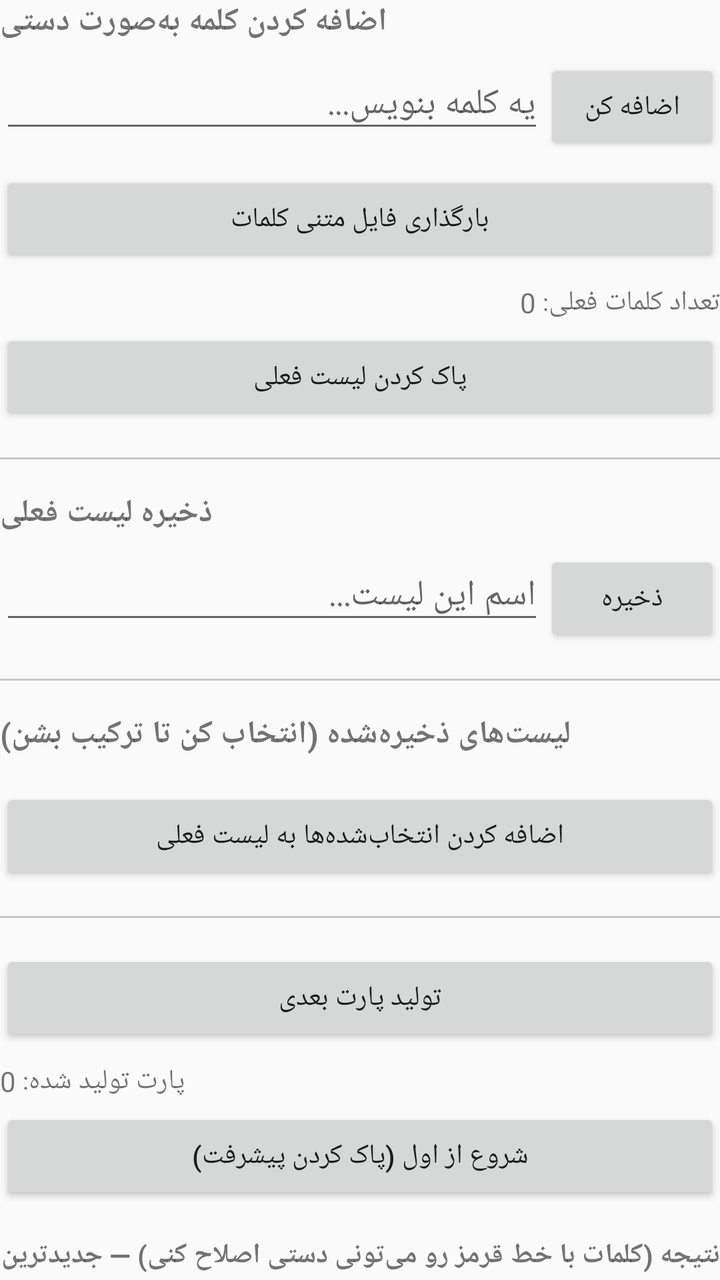
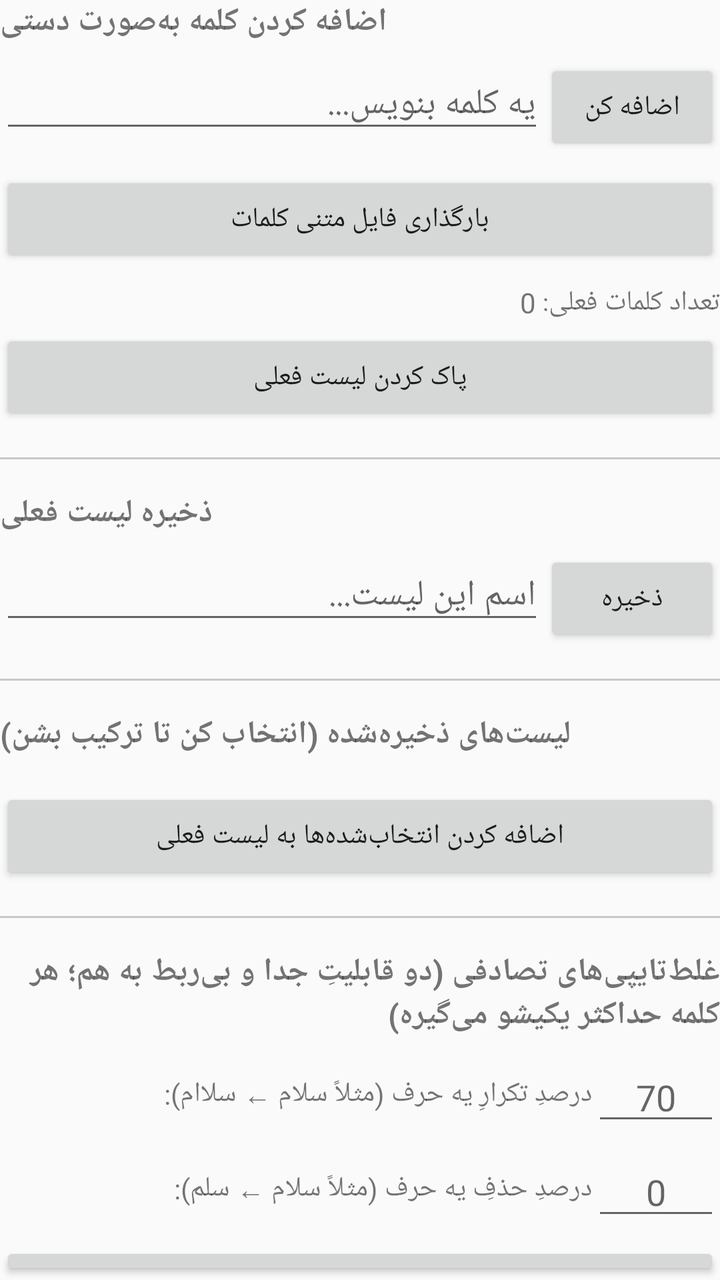

Compare the two renders of this Android layout. The source of the first and the diff that turns it into the second are given below.
<!-- AndroidManifest.xml: application theme Theme.AppCompat.Light -->
<!-- res/layout/item_word_shuffle_header.xml -->
<?xml version="1.0" encoding="utf-8"?>
<LinearLayout xmlns:android="http://schemas.android.com/apk/res/android"
    android:layout_width="match_parent"
    android:layout_height="wrap_content"
    android:orientation="vertical">

    <TextView
        android:layout_width="wrap_content"
        android:layout_height="wrap_content"
        android:text="اضافه کردن کلمه به‌صورت دستی"
        android:textStyle="bold"
        android:textSize="16sp" />

    <LinearLayout
        android:layout_width="match_parent"
        android:layout_height="wrap_content"
        android:orientation="horizontal"
        android:layout_marginTop="8dp">

        <EditText
            android:id="@+id/edtManualWord"
            android:layout_width="0dp"
            android:layout_height="wrap_content"
            android:layout_weight="1"
            android:hint="یه کلمه بنویس..." />

        <Button
            android:id="@+id/btnAddWord"
            android:layout_width="wrap_content"
            android:layout_height="wrap_content"
            android:text="اضافه کن" />
    </LinearLayout>

    <Button
        android:id="@+id/btnPickFile"
        android:layout_width="match_parent"
        android:layout_height="wrap_content"
        android:layout_marginTop="8dp"
        android:text="بارگذاری فایل متنی کلمات" />

    <TextView
        android:id="@+id/txtWordCount"
        android:layout_width="match_parent"
        android:layout_height="wrap_content"
        android:layout_marginTop="8dp"
        android:text="تعداد کلمات فعلی: 0" />

    <Button
        android:id="@+id/btnClearWords"
        android:layout_width="match_parent"
        android:layout_height="wrap_content"
        android:layout_marginTop="4dp"
        android:text="پاک کردن لیست فعلی" />

    <View
        android:layout_width="match_parent"
        android:layout_height="1dp"
        android:background="#33000000"
        android:layout_marginVertical="16dp" />

    <TextView
        android:layout_width="wrap_content"
        android:layout_height="wrap_content"
        android:text="ذخیره لیست فعلی"
        android:textStyle="bold"
        android:textSize="16sp" />

    <LinearLayout
        android:layout_width="match_parent"
        android:layout_height="wrap_content"
        android:orientation="horizontal"
        android:layout_marginTop="8dp">

        <EditText
            android:id="@+id/edtWordListName"
            android:layout_width="0dp"
            android:layout_height="wrap_content"
            android:layout_weight="1"
            android:hint="اسم این لیست..." />

        <Button
            android:id="@+id/btnSaveWordList"
            android:layout_width="wrap_content"
            android:layout_height="wrap_content"
            android:text="ذخیره" />
    </LinearLayout>

    <View
        android:layout_width="match_parent"
        android:layout_height="1dp"
        android:background="#33000000"
        android:layout_marginVertical="16dp" />

    <TextView
        android:layout_width="wrap_content"
        android:layout_height="wrap_content"
        android:text="لیست‌های ذخیره‌شده (انتخاب کن تا ترکیب بشن)"
        android:textStyle="bold"
        android:textSize="16sp" />

    <LinearLayout
        android:id="@+id/savedListsContainer"
        android:layout_width="match_parent"
        android:layout_height="wrap_content"
        android:orientation="vertical"
        android:layout_marginTop="8dp" />

    <Button
        android:id="@+id/btnCombineSelected"
        android:layout_width="match_parent"
        android:layout_height="wrap_content"
        android:layout_marginTop="8dp"
        android:text="اضافه کردن انتخاب‌شده‌ها به لیست فعلی" />

    <View
        android:layout_width="match_parent"
        android:layout_height="1dp"
        android:background="#33000000"
        android:layout_marginVertical="16dp" />

    <Button
        android:id="@+id/btnGenerate"
        android:layout_width="match_parent"
        android:layout_height="wrap_content"
        android:text="تولید پارت بعدی" />

    <TextView
        android:id="@+id/txtParagraphCount"
        android:layout_width="wrap_content"
        android:layout_height="wrap_content"
        android:layout_marginTop="8dp"
        android:text="پارت تولید شده: 0" />

    <Button
        android:id="@+id/btnResetProgress"
        android:layout_width="match_parent"
        android:layout_height="wrap_content"
        android:layout_marginTop="4dp"
        android:text="شروع از اول (پاک کردن پیشرفت)" />

    <TextView
        android:layout_width="wrap_content"
        android:layout_height="wrap_content"
        android:layout_marginTop="16dp"
        android:text="نتیجه (کلمات با خط قرمز رو می‌تونی دستی اصلاح کنی) — جدیدترین پارت همیشه بالاست:"
        android:textStyle="bold" />

</LinearLayout>
<!-- resources referenced by this layout -->
<resources>

</resources>

<!-- the commit's change to res/layout/item_word_shuffle_header.xml (unified diff, before → after) -->
@@ -118,6 +118,72 @@
         android:background="#33000000"
         android:layout_marginVertical="16dp" />
 
+    <TextView
+        android:layout_width="wrap_content"
+        android:layout_height="wrap_content"
+        android:text="غلط‌تایپی‌های تصادفی (دو قابلیتِ جدا و بی‌ربط به هم؛ هر کلمه حداکثر یکیشو می‌گیره)"
+        android:textStyle="bold"
+        android:textSize="16sp" />
+
+    <LinearLayout
+        android:layout_width="match_parent"
+        android:layout_height="wrap_content"
+        android:orientation="horizontal"
+        android:gravity="center_vertical"
+        android:layout_marginTop="8dp">
+
+        <TextView
+            android:layout_width="0dp"
+            android:layout_height="wrap_content"
+            android:layout_weight="1"
+            android:text="درصدِ تکرارِ یه حرف (مثلاً سلام ← سلاام):" />
+
+        <EditText
+            android:id="@+id/edtDuplicatePercent"
+            android:layout_width="64dp"
+            android:layout_height="wrap_content"
+            android:inputType="number"
+            android:gravity="center"
+            android:hint="70" />
+
+    </LinearLayout>
+
+    <LinearLayout
+        android:layout_width="match_parent"
+        android:layout_height="wrap_content"
+        android:orientation="horizontal"
+        android:gravity="center_vertical"
+        android:layout_marginTop="6dp">
+
+        <TextView
+            android:layout_width="0dp"
+            android:layout_height="wrap_content"
+            android:layout_weight="1"
+            android:text="درصدِ حذفِ یه حرف (مثلاً سلام ← سلم):" />
+
+        <EditText
+            android:id="@+id/edtRemovePercent"
+            android:layout_width="64dp"
+            android:layout_height="wrap_content"
+            android:inputType="number"
+            android:gravity="center"
+            android:hint="0" />
+
+    </LinearLayout>
+
+    <Button
+        android:id="@+id/btnSaveTypoPercents"
+        android:layout_width="match_parent"
+        android:layout_height="wrap_content"
+        android:layout_marginTop="6dp"
+        android:text="ذخیره‌ی درصدها" />
+
+    <View
+        android:layout_width="match_parent"
+        android:layout_height="1dp"
+        android:background="#33000000"
+        android:layout_marginVertical="16dp" />
+
     <Button
         android:id="@+id/btnGenerate"
         android:layout_width="match_parent"
